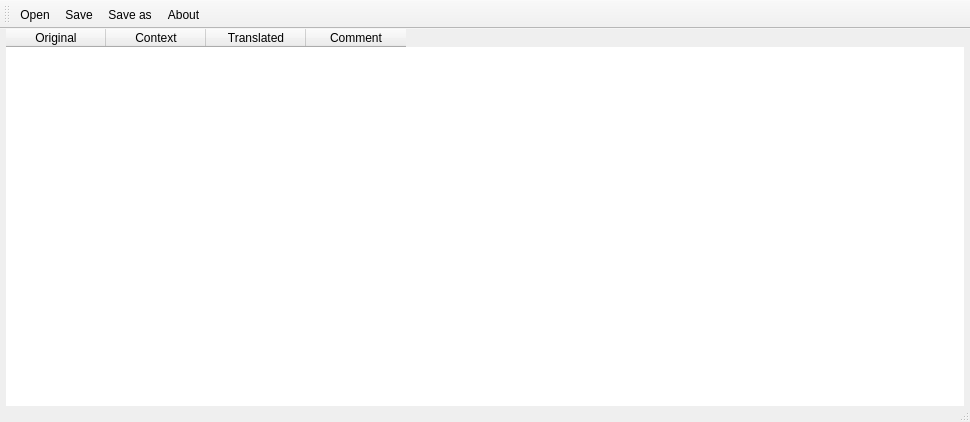
Above: src/mainwindow.ui from RxLaboratory/DuTF before the change. Below: the same form after it.
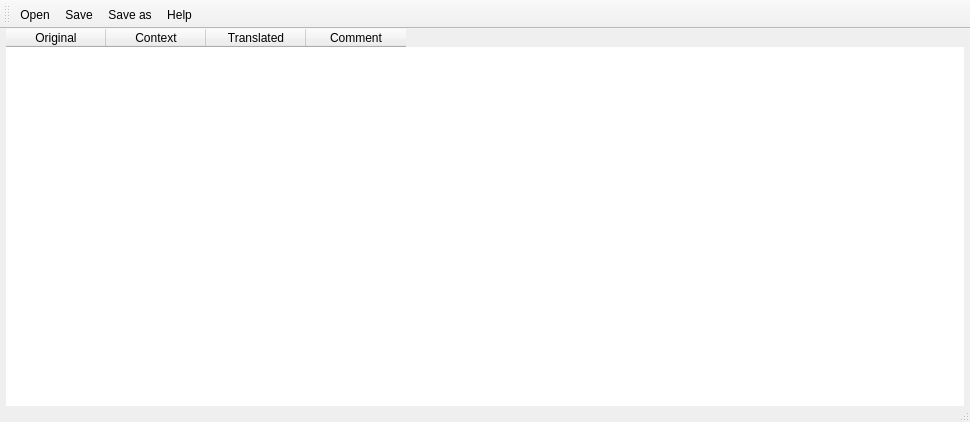
That is the form after the change. Icons and pictures are not drawn.

```diff
--- a/src/mainwindow.ui
+++ b/src/mainwindow.ui
@@ -121,7 +121,10 @@
   </action>
   <action name="actionAbout">
    <property name="text">
-    <string>About</string>
+    <string>Help</string>
+   </property>
+   <property name="toolTip">
+    <string>Need help? Click here!</string>
    </property>
   </action>
   <action name="actionSave_as">
```
Left out of the diff: 38 changed lines with no effect on the pictures.
